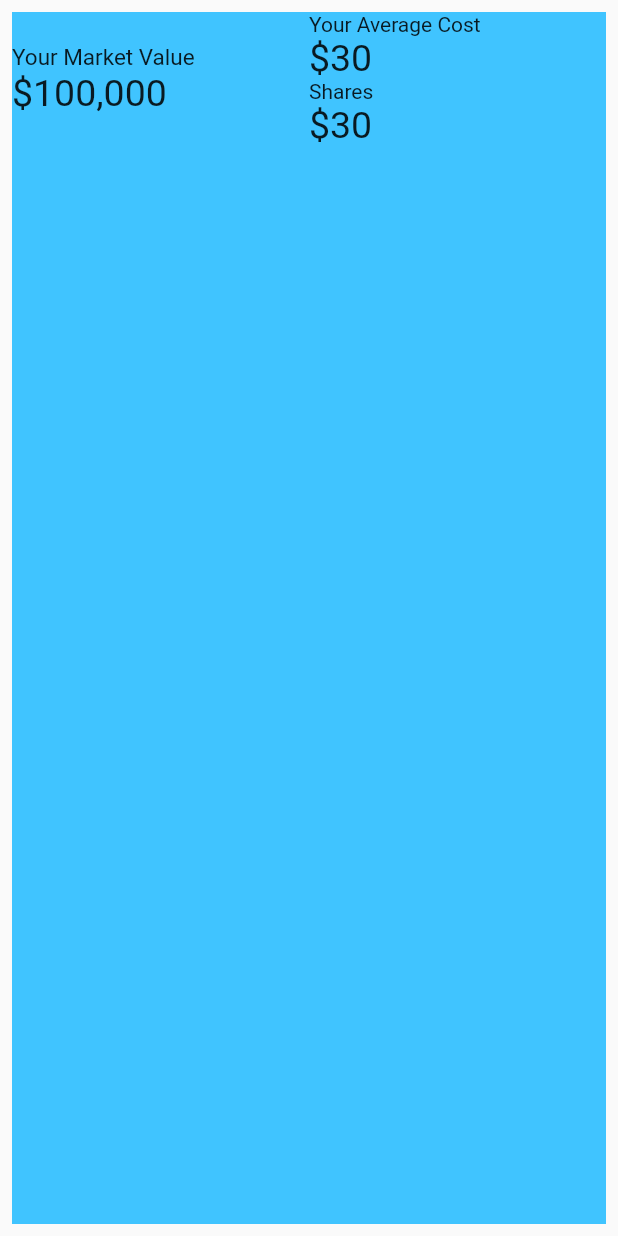
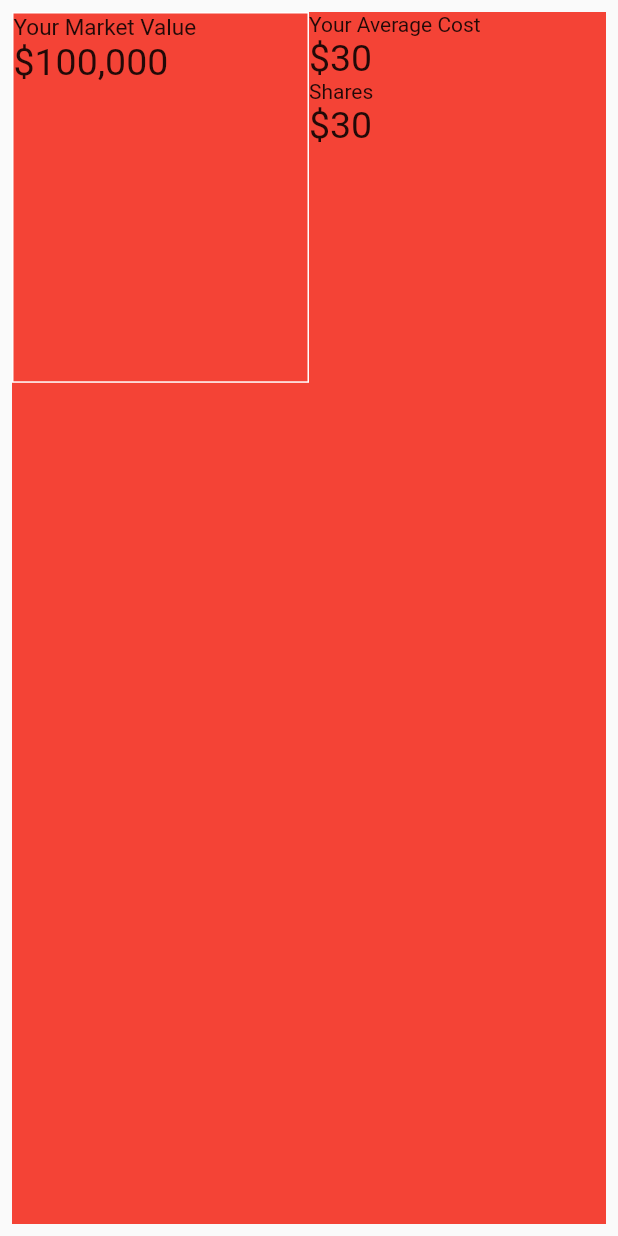
Before and after one commit to PrimeTimeTran/f-RSE, a Flutter app: the AssetOverview widget shown alone on an empty page, opened directly, on a phone screen of 412 x 824 dp. Run offline on Flutter 3.47's test engine with Material 2 defaults, Android fonts, the phone set to English and light mode, and no system bars; our stand-ins replace bloc, equatable, flutter_bloc, flutter_dotenv, shared_preferences, syncfusion_flutter_charts; accounts and stored records are empty; network calls fail.

Commit message:
Asset details layout

```diff
--- a/lib/presentation/widgets/asset_overview.dart
+++ b/lib/presentation/widgets/asset_overview.dart
@@ -5,18 +5,22 @@ class AssetOverview extends StatelessWidget {
 
   @override
   Widget build(BuildContext context) {
-    return SizedBox(
-      width: MediaQuery.of(context).size.width,
-      child: Padding(
+    return Padding(
       padding: const EdgeInsets.all(8.0),
       child: Container(
-          color: Colors.lightBlueAccent,
-          child: const Column(
+        color: Colors.red,
+        child: Column(
           children: [
-              Row(
+            SizedBox(
+              height: MediaQuery.of(context).size.height * .3,
+              child: Row(
                 children: [
                   Expanded(
-                    child: Column(
+                    child: Container(
+                      decoration: BoxDecoration(
+                        border: Border.all(color: Colors.white)
+                      ),
+                      child: const Column(
                         crossAxisAlignment: CrossAxisAlignment.start,
                         children: [
                           Text('Your Market Value', style: TextStyle(fontSize: 15),),
@@ -24,7 +28,8 @@ class AssetOverview extends StatelessWidget {
                         ],
                       ),
                     ),
-                  Expanded(
+                  ),
+                  const Expanded(
                     child: Column(
                       crossAxisAlignment: CrossAxisAlignment.start,
                       children: [
@@ -37,8 +42,8 @@ class AssetOverview extends StatelessWidget {
                   ),
                 ],
               ),
+            ),
           ]
-          ),
         ),
       ),
     );
--- a/lib/presentation/widgets/candle_chart.dart
+++ b/lib/presentation/widgets/candle_chart.dart
@@ -254,8 +254,8 @@ class CandleChartState extends State<CandleChart> {
     );
     _trackballBehavior = TrackballBehavior(
       enable: true,
-      lineWidth: 0,
-      lineColor: color,
+      lineWidth: 1,
+      lineColor: Colors.white,
       lineType: TrackballLineType.vertical,
       activationMode: ActivationMode.singleTap,
       tooltipSettings: const InteractiveTooltip(
```
Also changed, not shown: lib/presentation/screens/asset_screen.dart (+16 -4 lines), lib/presentation/screens/home_screen.dart (+4 -4 lines). Lines whose indentation alone changed are shown as unchanged.
